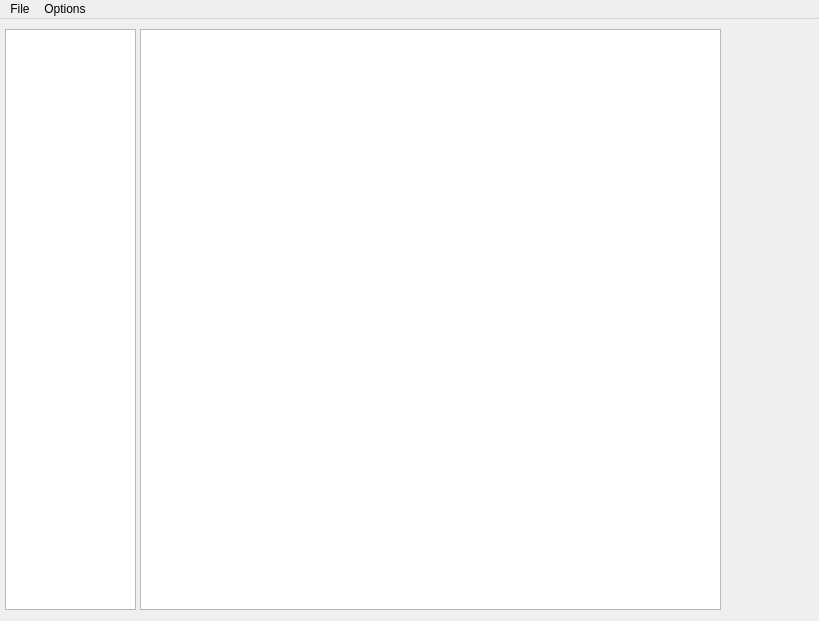
Qt form ui/code.ui (RedEnder666/RickRoll_IDE) before a commit.
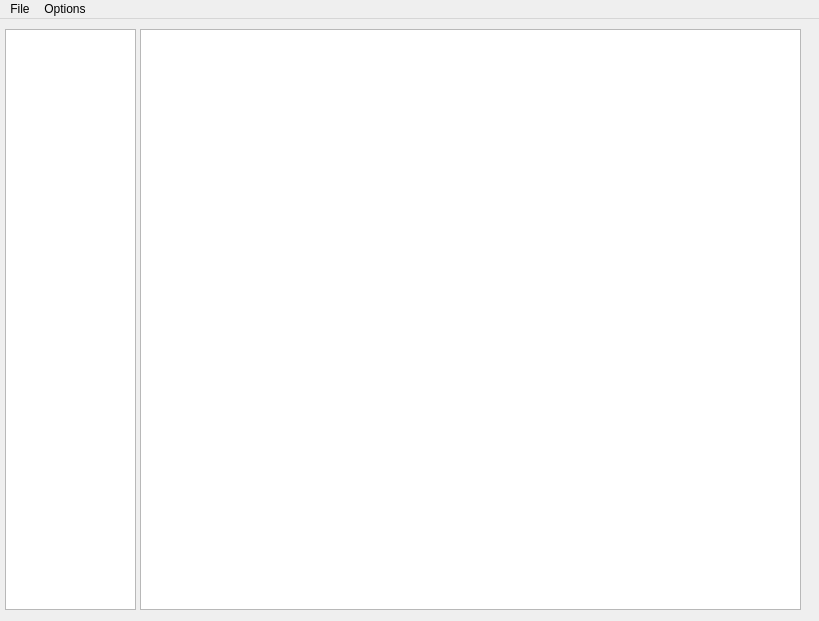
The same form after that commit. Icons and pictures are not drawn.

What changed in the file:
```diff
--- a/ui/code.ui
+++ b/ui/code.ui
@@ -36,20 +36,20 @@
      <rect>
       <x>140</x>
       <y>10</y>
-      <width>581</width>
+      <width>661</width>
       <height>581</height>
      </rect>
     </property>
     <property name="minimumSize">
      <size>
-      <width>581</width>
-      <height>581</height>
+      <width>0</width>
+      <height>0</height>
      </size>
     </property>
     <property name="maximumSize">
      <size>
-      <width>581</width>
-      <height>581</height>
+      <width>6734856</width>
+      <height>16777215</height>
      </size>
     </property>
     <property name="font">
```
